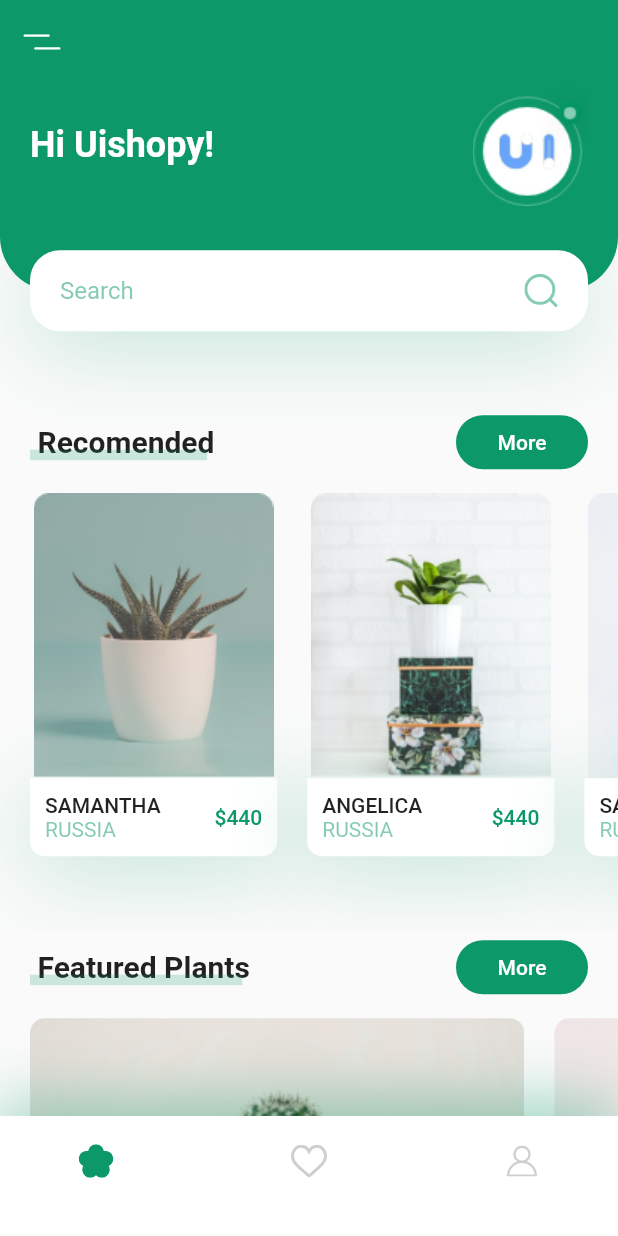
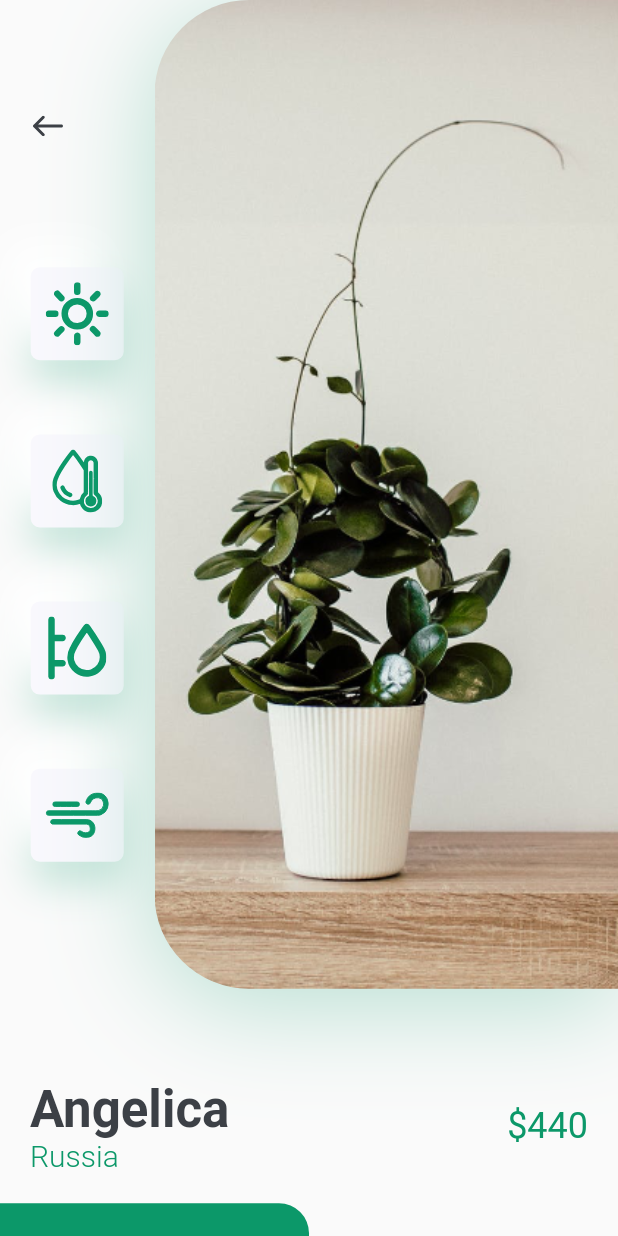
Before and after one commit to ansSelim/Plant-App-UI, a Flutter app: the screen it shows after launch, after a tap on an icon or button, on a phone screen of 412 x 824 dp. Run offline on Flutter 3.47's test engine with Material 2 defaults, Android fonts, the phone set to English and light mode, and no system bars; our stand-ins replace flutter_svg.

Commit message:
add details screen

```diff
--- a/lib/main.dart
+++ b/lib/main.dart
@@ -17,7 +17,7 @@ class MyApp extends StatelessWidget {
       theme: ThemeData(
         primarySwatch: Colors.green,
       ),
-home: HomeScreen(),
+      home: HomeScreen(),
     );
   }
 }
--- /dev/null
+++ b/lib/screens/details/components/body.dart
@@ -0,0 +1,51 @@
+import 'package:flutter/material.dart';
+import 'package:plantappui/constants.dart';
+
+import 'image_and_icons.dart';
+import 'title_and_price.dart';
+
+class Body extends StatelessWidget {
+  @override
+  Widget build(BuildContext context) {
+    Size size = MediaQuery.of(context).size;
+    return SingleChildScrollView(
+      child: Column(
+        children: <Widget>[
+          ImageAndIcons(size: size),
+           TitleAndPrice(title: "Angelica", country: "Russia", price: 440),
+          const SizedBox(height: kDefaultPadding),
+          Row(
+            children: <Widget>[
+              SizedBox(
+                width: size.width / 2,
+                height: 84,
+                child: FlatButton(
+                  shape: const RoundedRectangleBorder(
+                    borderRadius: BorderRadius.only(
+                      topRight: Radius.circular(20),
+                    ),
+                  ),
+                  color: kPrimaryColor,
+                  onPressed: () {},
+                  child: const Text(
+                    "Buy Now",
+                    style: TextStyle(
+                      color: Colors.white,
+                      fontSize: 16,
+                    ),
+                  ),
+                ),
+              ),
+              Expanded(
+                child: FlatButton(
+                  onPressed: () {},
+                  child: const Text("Description"),
+                ),
+              ),
+            ],
+          ),
+        ],
+      ),
+    );
+  }
+}
--- /dev/null
+++ b/lib/screens/details/components/icon_card.dart
@@ -0,0 +1,41 @@
+import 'package:flutter/material.dart';
+import 'package:flutter_svg/flutter_svg.dart';
+
+import '../../../constants.dart';
+
+class IconCard extends StatelessWidget {
+  const IconCard({
+    Key? key,
+    required this.icon,
+  }) : super(key: key);
+
+  final String icon;
+
+  @override
+  Widget build(BuildContext context) {
+    Size size = MediaQuery.of(context).size;
+    return Container(
+      margin: EdgeInsets.symmetric(vertical: size.height * 0.03),
+      padding: const EdgeInsets.all(kDefaultPadding / 2),
+      height: 62,
+      width: 62,
+      decoration: BoxDecoration(
+        color: kBackgroundColor,
+        borderRadius: BorderRadius.circular(6),
+        boxShadow: [
+          BoxShadow(
+            offset: const Offset(0, 15),
+            blurRadius: 22,
+            color: kPrimaryColor.withOpacity(0.22),
+          ),
+          const BoxShadow(
+            offset: Offset(-15, -15),
+            blurRadius: 20,
+            color: Colors.white,
+          ),
+        ],
+      ),
+      child: SvgPicture.asset(icon),
+    );
+  }
+}
--- /dev/null
+++ b/lib/screens/details/components/image_and_icons.dart
@@ -0,0 +1,76 @@
+import 'package:flutter/material.dart';
+import 'package:flutter_svg/flutter_svg.dart';
+
+import '../../../constants.dart';
+import 'icon_card.dart';
+
+class ImageAndIcons extends StatelessWidget {
+  const ImageAndIcons({
+    Key? key,
+    required this.size,
+  }) : super(key: key);
+
+  final Size size;
+
+  @override
+  Widget build(BuildContext context) {
+    return Padding(
+      padding: const EdgeInsets.only(bottom: kDefaultPadding * 3),
+      child: SizedBox(
+        height: size.height * 0.8,
+        child: Row(
+          children: <Widget>[
+            Expanded(
+              child: Padding(
+                padding:
+                    const EdgeInsets.symmetric(vertical: kDefaultPadding * 3),
+                child: Column(
+                  children: <Widget>[
+                    Align(
+                      alignment: Alignment.topLeft,
+                      child: IconButton(
+                        padding:
+                            const EdgeInsets.symmetric(horizontal: kDefaultPadding),
+                        icon: SvgPicture.asset("assets/icons/back_arrow.svg"),
+                        onPressed: () {
+                          Navigator.pop(context);
+                        },
+                      ),
+                    ),
+                    Spacer(),
+                    IconCard(icon: "assets/icons/sun.svg"),
+                    IconCard(icon: "assets/icons/icon_2.svg"),
+                    IconCard(icon: "assets/icons/icon_3.svg"),
+                    IconCard(icon: "assets/icons/icon_4.svg"),
+                  ],
+                ),
+              ),
+            ),
+            Container(
+              height: size.height * 0.8,
+              width: size.width * 0.75,
+              decoration: BoxDecoration(
+                borderRadius: BorderRadius.only(
+                  topLeft: Radius.circular(63),
+                  bottomLeft: Radius.circular(63),
+                ),
+                boxShadow: [
+                  BoxShadow(
+                    offset: Offset(0, 10),
+                    blurRadius: 60,
+                    color: kPrimaryColor.withOpacity(0.29),
+                  ),
+                ],
+                image: DecorationImage(
+                  alignment: Alignment.centerLeft,
+                  fit: BoxFit.cover,
+                  image: AssetImage("assets/images/img.png"),
+                ),
+              ),
+            ),
+          ],
+        ),
+      ),
+    );
+  }
+}
--- /dev/null
+++ b/lib/screens/details/components/title_and_price.dart
@@ -0,0 +1,55 @@
+import 'package:flutter/material.dart';
+
+import '../../../constants.dart';
+
+class TitleAndPrice extends StatelessWidget {
+  const TitleAndPrice({
+    Key? key,
+    required this.title,
+    required this.country,
+    required this.price,
+  }) : super(key: key);
+
+  final String title, country;
+  final int price;
+
+  @override
+  Widget build(BuildContext context) {
+    return Padding(
+      padding: const EdgeInsets.symmetric(horizontal: kDefaultPadding),
+      child: Row(
+        children: <Widget>[
+          RichText(
+            text: TextSpan(
+              children: [
+                TextSpan(
+                  text: "$title\n",
+                  style: Theme.of(context)
+                      .textTheme
+                      .headline4!
+                      .copyWith(color: kTextColor, fontWeight: FontWeight.bold),
+                ),
+                TextSpan(
+                  text: country,
+                  style: const TextStyle(
+                    fontSize: 20,
+                    color: kPrimaryColor,
+                    fontWeight: FontWeight.w300,
+                  ),
+                ),
+              ],
+            ),
+          ),
+          const Spacer(),
+          Text(
+            "\$$price",
+            style: Theme.of(context)
+                .textTheme
+                .headline5!
+                .copyWith(color: kPrimaryColor),
+          )
+        ],
+      ),
+    );
+  }
+}
--- /dev/null
+++ b/lib/screens/details/details_screen.dart
@@ -0,0 +1,13 @@
+import 'package:flutter/material.dart';
+import 'package:plantappui/screens/details/components/body.dart';
+
+class DetailsScreen extends StatelessWidget {
+  const DetailsScreen({Key? key}) : super(key: key);
+
+  @override
+  Widget build(BuildContext context) {
+    return Scaffold(
+      body: Body(),
+    );
+  }
+}
--- a/lib/screens/home/components/recomend_plants.dart
+++ b/lib/screens/home/components/recomend_plants.dart
@@ -1,6 +1,7 @@
 import 'package:flutter/material.dart';
 
 import '../../../constants.dart';
+import '../../details/details_screen.dart';
 
 class RecomendsPlants extends StatelessWidget {
   const RecomendsPlants({
@@ -19,12 +20,13 @@ class RecomendsPlants extends StatelessWidget {
             country: "Russia",
             price: 440,
             press: () {
-          /* todo  Navigator.push(
+              print('asdasd');
+              Navigator.push(
                 context,
                 MaterialPageRoute(
-                  builder: (context) => DetailsScreen(),
+                  builder: (context) => const DetailsScreen(),
                 ),
-              );*/
+              );
             },
           ),
           RecomendPlantCard(
@@ -33,12 +35,12 @@ class RecomendsPlants extends StatelessWidget {
             country: "Russia",
             price: 440,
             press: () {
-              //todo Navigator.push(
-              //   context,
-              //   MaterialPageRoute(
-              //     builder: (context) => DetailsScreen(),
-              //   ),
-              // );
+              Navigator.push(
+                context,
+                MaterialPageRoute(
+                  builder: (context) => DetailsScreen(),
+                ),
+              );
             },
           ),
           RecomendPlantCard(
@@ -58,10 +60,10 @@ class RecomendPlantCard extends StatelessWidget {
   const RecomendPlantCard({
     Key? key,
     required this.image,
-    required  this.title,
-    required  this.country,
+    required this.title,
+    required this.country,
     required this.price,
-    required  this.press,
+    required this.press,
   }) : super(key: key);
 
   final String image, title, country;
@@ -71,7 +73,9 @@ class RecomendPlantCard extends StatelessWidget {
   @override
   Widget build(BuildContext context) {
     Size size = MediaQuery.of(context).size;
-    return Container(
+    return InkWell(
+      onTap: (){ press();},
+      child: Container(
         margin: const EdgeInsets.only(
           left: kDefaultPadding,
           top: kDefaultPadding / 2,
@@ -82,7 +86,9 @@ class RecomendPlantCard extends StatelessWidget {
           children: <Widget>[
             Image.asset(image),
             GestureDetector(
-            onTap: () =>press,
+              onTap: () {
+                press();
+              },
               child: Container(
                 padding: const EdgeInsets.all(kDefaultPadding / 2),
                 decoration: BoxDecoration(
@@ -130,6 +136,7 @@ class RecomendPlantCard extends StatelessWidget {
             )
           ],
         ),
+      ),
     );
   }
 }
--- a/lib/screens/home/home_screen.dart
+++ b/lib/screens/home/home_screen.dart
@@ -1,6 +1,6 @@
 import 'package:flutter/material.dart';
 import 'package:flutter_svg/svg.dart';
-import 'package:plantappui/screens/components/my_bottom_nav_bar.dart';
+import 'package:plantappui/components/my_bottom_nav_bar.dart';
 import 'package:plantappui/screens/home/components/body.dart';
 
 import '../../constants.dart';
```
Also changed, not shown: lib/components/my_bottom_nav_bar.dart (renamed from lib/screens/components/my_bottom_nav_bar.dart), 1 other file. Lines whose indentation alone changed are shown as unchanged.
